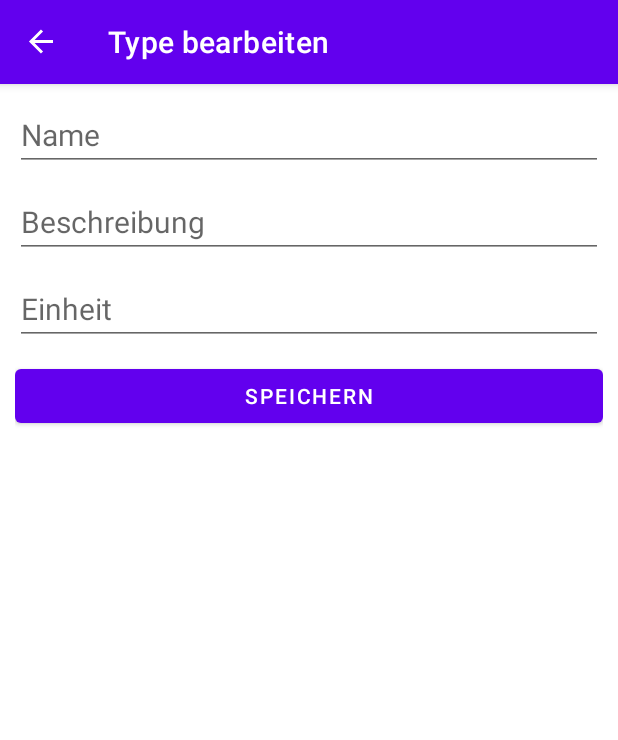
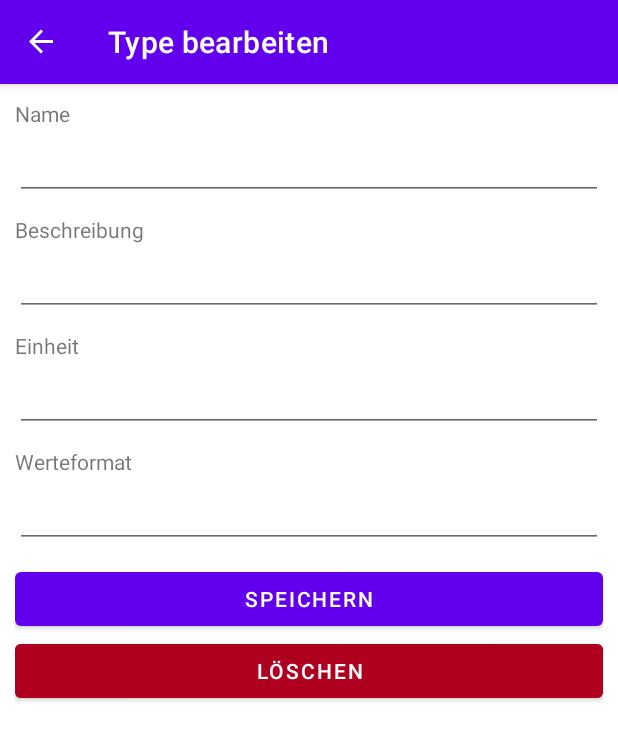
Before and after one commit to jogger-joe/grasp, an Android app: the EditTypeFragment screen opened through its navigation route, on a phone screen of 412 x 824 dp. Shown: the top 740 px of the screen. Run offline under Robolectric (Android 15) with nearby library versions, the phone set to English and light mode, and no system bars; our stand-ins replace Room's generated code, navigation-ui.

Commit message:
label for inputs added, delete buttons added

```diff
--- a/app/src/main/res/layout/fragment_asset_list.xml
+++ b/app/src/main/res/layout/fragment_asset_list.xml
@@ -9,6 +9,6 @@
     android:backgroundTint="@color/background"
     android:layout_margin="@dimen/list_padding"
     app:layoutManager="GridLayoutManager"
-    app:spanCount="2"
+    app:spanCount="3"
     tools:context=".view.DialogAssetFragment"
     tools:listitem="@layout/fragment_asset_list_item" />
--- a/app/src/main/res/layout/fragment_asset_list_item.xml
+++ b/app/src/main/res/layout/fragment_asset_list_item.xml
@@ -11,5 +11,6 @@
         android:layout_height="wrap_content"
         android:contentDescription="@string/icon"
         android:scaleType="center"
+        android:layout_margin="@dimen/big_padding"
         app:srcCompat="@drawable/ic_default" />
 </LinearLayout>
--- a/app/src/main/res/layout/fragment_edit_type.xml
+++ b/app/src/main/res/layout/fragment_edit_type.xml
@@ -1,6 +1,5 @@
 <?xml version="1.0" encoding="utf-8"?>
-<androidx.constraintlayout.widget.ConstraintLayout
-    xmlns:android="http://schemas.android.com/apk/res/android"
+<androidx.constraintlayout.widget.ConstraintLayout xmlns:android="http://schemas.android.com/apk/res/android"
     xmlns:tools="http://schemas.android.com/tools"
     android:layout_width="match_parent"
     android:layout_height="match_parent"
@@ -12,15 +11,26 @@
         android:layout_margin="@dimen/big_padding"
         android:orientation="vertical">
 
+        <TextView
+            android:layout_width="match_parent"
+            android:layout_height="wrap_content"
+            android:labelFor="@+id/type_name"
+            android:text="@string/tag_name" />
+
         <EditText
             android:id="@+id/type_name"
             android:layout_width="match_parent"
             android:layout_height="wrap_content"
             android:layout_marginBottom="@dimen/big_padding"
             android:autofillHints=""
-            android:hint="@string/tag_name"
             android:inputType="text"
             android:textSize="@dimen/big_font" />
+
+        <TextView
+            android:layout_width="match_parent"
+            android:layout_height="wrap_content"
+            android:labelFor="@+id/type_description"
+            android:text="@string/tag_description" />
 
         <EditText
             android:id="@+id/type_description"
@@ -28,9 +38,14 @@
             android:layout_height="wrap_content"
             android:layout_marginBottom="@dimen/big_padding"
             android:autofillHints=""
-            android:hint="@string/tag_description"
             android:inputType="text"
             android:textSize="@dimen/big_font" />
+
+        <TextView
+            android:layout_width="match_parent"
+            android:layout_height="wrap_content"
+            android:labelFor="@+id/type_suffix"
+            android:text="@string/type_suffix" />
 
         <EditText
             android:id="@+id/type_suffix"
@@ -38,7 +53,21 @@
             android:layout_height="wrap_content"
             android:layout_marginBottom="@dimen/big_padding"
             android:autofillHints=""
-            android:hint="@string/type_suffix"
+            android:inputType="text"
+            android:textSize="@dimen/big_font" />
+
+        <TextView
+            android:layout_width="match_parent"
+            android:layout_height="wrap_content"
+            android:labelFor="@+id/type_format"
+            android:text="@string/type_format" />
+
+        <EditText
+            android:id="@+id/type_format"
+            android:layout_width="match_parent"
+            android:layout_height="wrap_content"
+            android:layout_marginBottom="@dimen/big_padding"
+            android:autofillHints=""
             android:inputType="text"
             android:textSize="@dimen/big_font" />
 
@@ -47,5 +76,12 @@
             android:layout_width="match_parent"
             android:layout_height="wrap_content"
             android:text="@string/button_save" />
+
+        <Button
+            android:id="@+id/button_type_delete"
+            android:layout_width="match_parent"
+            android:layout_height="wrap_content"
+            android:backgroundTint="@color/design_default_color_error"
+            android:text="@string/button_delete" />
     </LinearLayout>
 </androidx.constraintlayout.widget.ConstraintLayout>
--- a/app/src/main/res/values/strings.xml
+++ b/app/src/main/res/values/strings.xml
@@ -32,4 +32,11 @@
     <string name="add_tag">Tag erstellen</string>
     <string name="list_tags">Tags verwalten</string>
     <string name="types">Types</string>
+    <string name="description">Beschreibung</string>
+    <string name="button_delete">Löschen</string>
+    <string name="type_format">Werteformat</string>
+    <string name="record_date">Datum</string>
+    <string name="record_type">Eintragstyp</string>
+    <string name="record_tags">Schlagworte</string>
+    <string name="record_value">Wert</string>
 </resources>
```
Also changed, not shown: app/src/main/res/layout/fragment_edit_record.xml (+37 -6 lines), app/src/main/res/layout/fragment_edit_record_group.xml (+37 -4 lines), app/src/main/res/layout/fragment_edit_tag.xml (+20 -4 lines).
